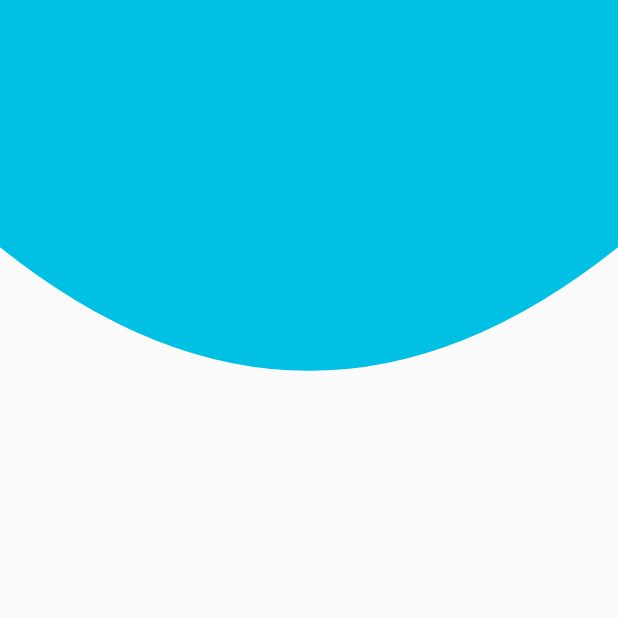
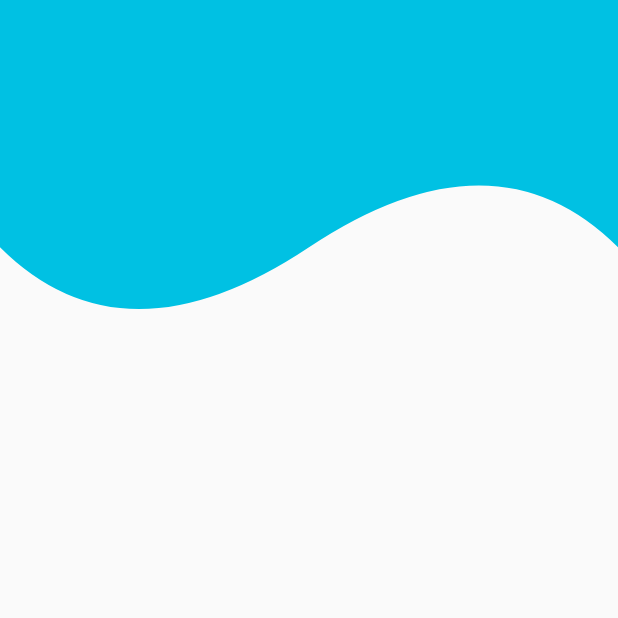
Before and after one commit to ChristianMocha/Backgraound_Flutter, a Flutter app: the screen it shows after launch, on a phone screen of 412 x 824 dp, the top half of it. Run offline on Flutter 3.47's test engine with Material 2 defaults, Android fonts, the phone set to English and light mode, and no system bars.

Commit message:
header wave

```diff
--- a/lib/src/pages/headers_page.dart
+++ b/lib/src/pages/headers_page.dart
@@ -6,6 +6,6 @@ class HeadersPage extends StatelessWidget {
 
   @override
   Widget build(BuildContext context) {
-    return Scaffold(body: HeaderCurvo());
+    return Scaffold(body: HeaderWave());
   }
 }
--- a/lib/src/widgets/headers.dart
+++ b/lib/src/widgets/headers.dart
@@ -188,3 +188,46 @@ class _headerCurvoPainter extends CustomPainter {
     return true;
   }
 }
+
+class HeaderWave extends StatelessWidget {
+  @override
+  Widget build(BuildContext context) {
+    return Container(
+      height: double.infinity,
+      width: double.infinity,
+      // color: Color(0xff00C1E3),
+      child: CustomPaint(
+        painter: _headerWavePainter(),
+      ),
+    );
+  }
+}
+
+class _headerWavePainter extends CustomPainter {
+  @override
+  void paint(Canvas canvas, Size size) {
+    final lapiz = new Paint();
+
+    // propiedadess
+    lapiz.color = Color(0xff00C1E3);
+    lapiz.style = PaintingStyle.fill; //.fill .stroke
+    lapiz.strokeWidth = 5;
+
+    final path = new Path();
+
+    // Dibujar con el path y el lapiz
+    path.lineTo(0, size.height * .2);
+    path.quadraticBezierTo(
+        size.width * .20, size.height * .3, size.width * .5, size.height * .2);
+    path.quadraticBezierTo(
+        size.width * .8, size.height * .1, size.width, size.height * .2);
+    path.lineTo(size.width, 0);
+
+    canvas.drawPath(path, lapiz);
+  }
+
+  @override
+  bool shouldRepaint(covariant CustomPainter oldDelegate) {
+    return true;
+  }
+}
```
